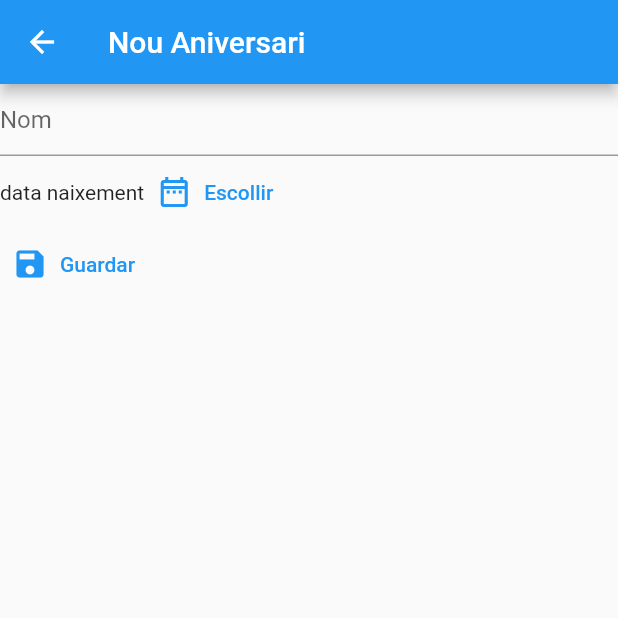
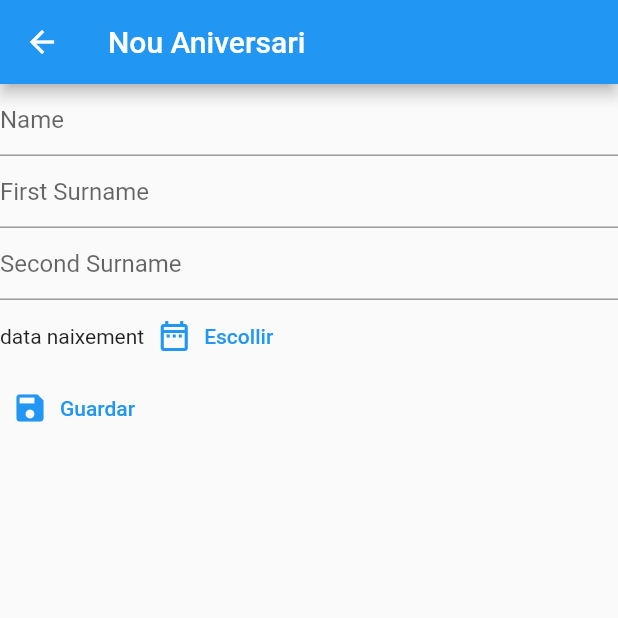
Before and after one commit to eloicasamayor/BirthdayReminder, a Flutter app: the screen it shows after launch, after a tap on the "add" icon, on a phone screen of 412 x 824 dp, the top half of it. Run offline on Flutter 3.47's test engine with Material 2 defaults, Android fonts, the phone set to English and light mode, and no system bars; our stand-ins replace flutter_datetime_picker, sqflite; accounts and stored records are empty.

Commit message:
added surnames to the data and logic

```diff
--- a/lib/helpers/db_helper.dart
+++ b/lib/helpers/db_helper.dart
@@ -8,7 +8,7 @@ class DBHelper {
       path.join(dbPath, 'aniversaris.db'),
       onCreate: (db, version) {
         return db.execute(
-            'CREATE TABLE aniversaris(id INTEGER PRIMARY KEY AUTOINCREMENT, nom TEXT, dataNaixement DATETIME)');
+            'CREATE TABLE aniversaris(id INTEGER PRIMARY KEY AUTOINCREMENT, nom TEXT, cognom1 TEXT, cognom2 TEXT, dataNaixement DATETIME)');
       },
       version: 1,
     );
--- a/lib/models/aniversari.dart
+++ b/lib/models/aniversari.dart
@@ -1,12 +1,16 @@
 class Aniversari {
   final int id;
   final String nom;
+  final String cognom1;
+  final String cognom2;
   final DateTime dataNaixement;
   //final List<String> tags;
 
   const Aniversari({
     required this.id,
     required this.nom,
+    required this.cognom1,
+    required this.cognom2,
     required this.dataNaixement,
     //required this.tags,
   });
--- a/lib/screens/home_screen.dart
+++ b/lib/screens/home_screen.dart
@@ -4,7 +4,7 @@ import 'package:flutter/material.dart';
 import 'package:provider/provider.dart';
 import './nou_aniversari_screen.dart';
 
-enum orderAniversariBy { id, nom, data, mes }
+enum orderAniversariBy { id, nom, cognom1, cognom2, data, mes }
 
 class MyHomePage extends StatefulWidget {
   MyHomePage({Key? key, required this.title}) : super(key: key);
@@ -34,6 +34,18 @@ class _MyHomePageState extends State<MyHomePage> {
         {
           _listAniversaris =
               Provider.of<Aniversaris>(context).aniversarisOrdenatsPerNom;
+        }
+        break;
+      case orderAniversariBy.cognom1:
+        {
+          _listAniversaris =
+              Provider.of<Aniversaris>(context).aniversarisOrdenatsPerCognom1;
+        }
+        break;
+      case orderAniversariBy.cognom2:
+        {
+          _listAniversaris =
+              Provider.of<Aniversaris>(context).aniversarisOrdenatsPerCognom2;
         }
         break;
       case orderAniversariBy.data:
@@ -97,6 +109,32 @@ class _MyHomePageState extends State<MyHomePage> {
                 ElevatedButton(
                   onPressed: () {
                     setState(() {
+                      ordenar = orderAniversariBy.cognom1;
+                    });
+                  },
+                  child: Text('Surname1'),
+                  style: ButtonStyle(
+                    backgroundColor: ordenar == orderAniversariBy.cognom1
+                        ? MaterialStateProperty.all<Color>(Colors.green)
+                        : null,
+                  ),
+                ),
+                ElevatedButton(
+                  onPressed: () {
+                    setState(() {
+                      ordenar = orderAniversariBy.cognom2;
+                    });
+                  },
+                  child: Text('Surname2'),
+                  style: ButtonStyle(
+                    backgroundColor: ordenar == orderAniversariBy.cognom2
+                        ? MaterialStateProperty.all<Color>(Colors.green)
+                        : null,
+                  ),
+                ),
+                ElevatedButton(
+                  onPressed: () {
+                    setState(() {
                       ordenar = orderAniversariBy.data;
                     });
                   },
@@ -124,13 +162,14 @@ class _MyHomePageState extends State<MyHomePage> {
             ),
           ),
           Container(
-            height: MediaQuery.of(context).size.height * 0.75,
+            height: MediaQuery.of(context).size.height * 0.85,
             color: Colors.green,
             child: ListView.builder(
               itemBuilder: (ctx, index) {
                 return ListTile(
                   leading: Text(_listAniversaris[index].id.toString()),
-                  title: Text(_listAniversaris[index].nom),
+                  title: Text(
+                      '${_listAniversaris[index].nom} ${_listAniversaris[index].cognom1} ${_listAniversaris[index].cognom2}'),
                   subtitle: Text(
                     _listAniversaris[index]
                         .dataNaixement
--- a/lib/screens/nou_aniversari_screen.dart
+++ b/lib/screens/nou_aniversari_screen.dart
@@ -12,6 +12,8 @@ class NouAniversariScreen extends StatefulWidget {
 
 class _NouAniversariScreenState extends State<NouAniversariScreen> {
   final _nomController = TextEditingController();
+  final _cognom1Controller = TextEditingController();
+  final _cognom2Controller = TextEditingController();
   String? _dataNaixementStr;
   DateTime? _dataNaixementEscollida;
 
@@ -32,8 +34,12 @@ class _NouAniversariScreenState extends State<NouAniversariScreen> {
       print('error, falta algo');
       return;
     } else {
-      Provider.of<Aniversaris>(context, listen: false)
-          .addAniversari(_nomController.text, _data);
+      Provider.of<Aniversaris>(context, listen: false).addAniversari(
+        _nomController.text,
+        _cognom1Controller.text,
+        _cognom2Controller.text,
+        _data,
+      );
     }
   }
 
@@ -48,8 +54,16 @@ class _NouAniversariScreenState extends State<NouAniversariScreen> {
         mainAxisAlignment: MainAxisAlignment.start,
         children: [
           TextField(
-            decoration: InputDecoration(hintText: 'Nom'),
+            decoration: InputDecoration(hintText: 'Name'),
             controller: _nomController,
+          ),
+          TextField(
+            decoration: InputDecoration(hintText: 'First Surname'),
+            controller: _cognom1Controller,
+          ),
+          TextField(
+            decoration: InputDecoration(hintText: 'Second Surname'),
+            controller: _cognom2Controller,
           ),
           Row(
             children: [
@@ -86,7 +100,8 @@ class _NouAniversariScreenState extends State<NouAniversariScreen> {
             onPressed: () => _guardarAniversari(_dataNaixementEscollida),
             icon: Icon(Icons.save),
             label: Text('Guardar'),
-          ), /*
+          ),
+          /*
           Stack(
             alignment: Alignment.centerRight,
             children: [
```
Also changed, not shown: lib/providers/aniversaris.dart (+20 -0 lines), 1 other file.
